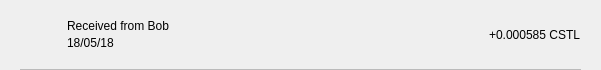
Before: the Qt Designer form src/qt/castle/forms/txrow.ui in growaleaf/CastleMN, drawn with Qt 5.
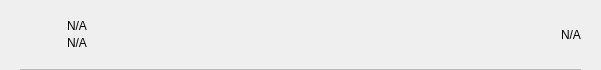
After: the same form once the commit is applied.

The edit to the form file:
```diff
--- a/src/qt/castle/forms/txrow.ui
+++ b/src/qt/castle/forms/txrow.ui
@@ -110,7 +110,7 @@
               <string notr="true"/>
              </property>
              <property name="text">
-              <string>Received from Bob</string>
+              <string notr="true">N/A</string>
              </property>
              <property name="alignment">
               <set>Qt::AlignBottom|Qt::AlignLeading|Qt::AlignLeft</set>
@@ -123,7 +123,7 @@
               <string notr="true"/>
              </property>
              <property name="text">
-              <string>18/05/18</string>
+              <string notr="true">N/A</string>
              </property>
              <property name="alignment">
               <set>Qt::AlignLeading|Qt::AlignLeft|Qt::AlignTop</set>
@@ -138,7 +138,7 @@
             <string notr="true"/>
            </property>
            <property name="text">
-            <string>+0.000585 CSTL</string>
+            <string notr="true">N/A</string>
            </property>
           </widget>
          </item>
```
